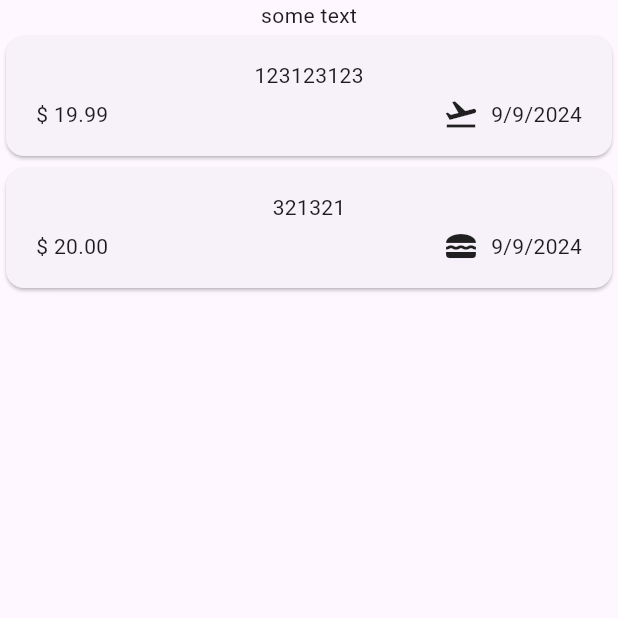
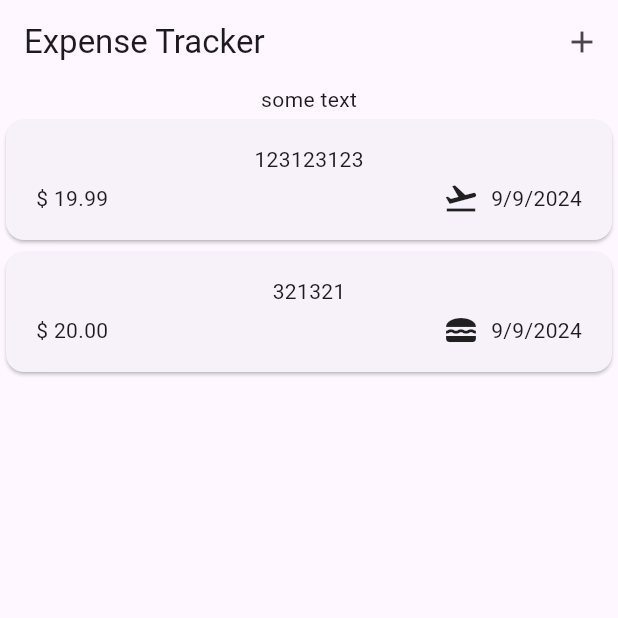
Before and after one commit to LeoZhangYYDS/flutter_app_expense_tracker, a Flutter app: the screen it shows after launch, on a phone screen of 412 x 824 dp, the top half of it. Run offline on Flutter 3.47's test engine with Material 3 defaults, Android fonts, the phone set to English and light mode, and no system bars.

Commit message:
add Appbar

```diff
--- a/lib/widgets/expenses.dart
+++ b/lib/widgets/expenses.dart
@@ -29,6 +29,15 @@ class _ExpensesState extends State<Expenses> {
   @override
   Widget build(BuildContext context) {
     return Scaffold(
+      appBar: AppBar(
+        title: const Text('Expense Tracker'),
+        actions: [
+          IconButton(
+            onPressed: () {},
+            icon: const Icon(Icons.add),
+          )
+        ],
+      ),
       body: Column(
         children: [
           const Text('some text'),
```
